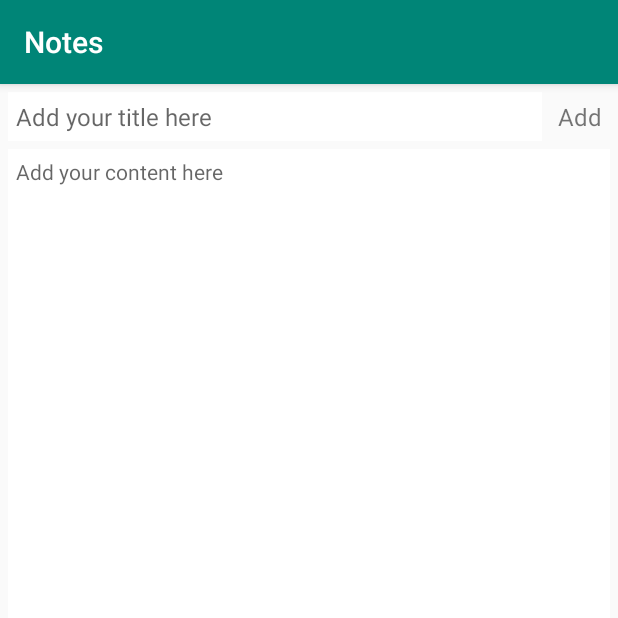
After one commit to Shamivul/Notes, an Android app: the AddNoteActivity screen opened directly, with no data from a screen before it, on a phone screen of 412 x 824 dp, the top half of it. The commit adds this screen. Run offline under Robolectric (Android 15) with nearby library versions, the phone set to English and light mode, and no system bars; our stand-ins replace ButterKnife.

Commit message:
AddNoteActivity and RoomDatabase implementation

```diff
--- a/app/build.gradle
+++ b/app/build.gradle
@@ -44,4 +44,8 @@ dependencies {
     implementation 'com.jakewharton:butterknife:10.2.1'
     annotationProcessor 'com.jakewharton:butterknife-compiler:10.2.1'
 
+    //Room persisitance library
+    implementation 'android.arch.persistence.room:runtime:1.1.1'
+    annotationProcessor 'android.arch.persistence.room:compiler:1.1.1'
+
 }
--- a/app/src/main/AndroidManifest.xml
+++ b/app/src/main/AndroidManifest.xml
@@ -9,6 +9,7 @@
         android:roundIcon="@mipmap/ic_launcher_round"
         android:supportsRtl="true"
         android:theme="@style/AppTheme">
+        <activity android:name=".Activities.AddNoteActivity"></activity>
         <activity android:name=".MainActivity">
             <intent-filter>
                 <action android:name="android.intent.action.MAIN" />
--- /dev/null
+++ b/app/src/main/java/com/example/notes/Activities/AddNoteActivity.java
@@ -0,0 +1,82 @@
+package com.example.notes.Activities;
+
+import androidx.appcompat.app.AppCompatActivity;
+
+import android.content.Context;
+import android.os.AsyncTask;
+import android.os.Bundle;
+import android.view.View;
+import android.widget.EditText;
+import android.widget.TextView;
+import android.widget.Toast;
+
+import com.example.notes.R;
+import com.example.notes.modelClass.Note;
+import com.example.notes.roomDB.NotesDataBaseClass;
+
+import java.text.SimpleDateFormat;
+import java.util.Calendar;
+import java.util.Locale;
+
+import butterknife.BindView;
+import butterknife.ButterKnife;
+
+public class AddNoteActivity extends AppCompatActivity {
+
+    @BindView(R.id.edit_title_tv)
+    EditText editTitleTv;
+
+    @BindView(R.id.add_content_tv)
+    EditText editContentTv;
+
+    @BindView(R.id.add_note_tv)
+    TextView addNoteTv;
+
+    private static NotesDataBaseClass notesDataBaseClass;
+    private static Note note;
+
+    @Override
+    protected void onCreate(Bundle savedInstanceState) {
+        super.onCreate(savedInstanceState);
+        setContentView(R.layout.activity_add_note);
+        ButterKnife.bind(this);
+
+        addNoteTv.setOnClickListener(view -> {
+            if (editTitleTv.getText().length() > 0 && editContentTv.getText().length()>0){
+                note = new Note();
+                note.setTitle(editTitleTv.getText()+"");
+                note.setNoteText(editContentTv.getText()+"");
+                note.setCreatedAt(new SimpleDateFormat("MMM dd yyyy HH:mm", Locale.getDefault()).format(Calendar.getInstance().getTime()));
+                new InsertIntoNotesDatabase(this,note);
+            }else {
+                Toast.makeText(this,R.string.fill_fields_text,Toast.LENGTH_SHORT).show();
+            }
+
+        });
+
+    }
+
+    private static class InsertIntoNotesDatabase extends AsyncTask<Void, Void, Boolean>{
+
+        private Context mContext;
+        private Note mNote;
+
+        public InsertIntoNotesDatabase(Context context, Note note) {
+            this.mContext = context;
+            this.mNote = note;
+        }
+
+        @Override
+        protected Boolean doInBackground(Void... voids) {
+            notesDataBaseClass.notesDao().insertNote(note);
+            return true;
+        }
+
+        @Override
+        protected void onPostExecute(Boolean aBoolean) {
+            super.onPostExecute(aBoolean);
+            if (aBoolean){
+            }
+        }
+    }
+}
--- a/app/src/main/java/com/example/notes/NoteItemAdapter.java
+++ b/app/src/main/java/com/example/notes/Adapter/NoteItemAdapter.java
@@ -1,4 +1,4 @@
-package com.example.notes;
+package com.example.notes.Adapter;
 
 import android.content.Context;
 import android.view.LayoutInflater;
@@ -7,6 +7,8 @@ import android.view.ViewGroup;
 import android.widget.TextView;
 import androidx.annotation.NonNull;
 import androidx.recyclerview.widget.RecyclerView;
+
+import com.example.notes.R;
 import com.example.notes.modelClass.Note;
 import java.util.ArrayList;
 import butterknife.BindView;
@@ -18,7 +20,7 @@ public class NoteItemAdapter extends RecyclerView.Adapter<NoteItemAdapter.NoteVi
     private Context mContext;
     private ArrayList<Note> mNoteArrayList;
 
-    protected NoteItemAdapter(Context mContext, ArrayList<Note> mNoteArrayList) {
+    public NoteItemAdapter(Context mContext, ArrayList<Note> mNoteArrayList) {
         this.mContext = mContext;
         this.mNoteArrayList = mNoteArrayList;
     }
--- /dev/null
+++ b/app/src/main/res/layout/activity_add_note.xml
@@ -0,0 +1,52 @@
+<?xml version="1.0" encoding="utf-8"?>
+<androidx.constraintlayout.widget.ConstraintLayout xmlns:android="http://schemas.android.com/apk/res/android"
+    xmlns:app="http://schemas.android.com/apk/res-auto"
+    xmlns:tools="http://schemas.android.com/tools"
+    android:layout_width="match_parent"
+    android:layout_height="match_parent"
+    android:padding="5dp"
+    tools:context=".Activities.AddNoteActivity">
+
+    <EditText
+        android:id="@+id/edit_title_tv"
+        android:layout_width="0dp"
+        android:layout_height="wrap_content"
+        android:layout_marginEnd="5dp"
+        android:background="#fff"
+        android:hint="@string/Add_title_text"
+        android:inputType="text"
+        android:maxHeight="50dp"
+        android:maxLength="100"
+        android:padding="5dp"
+        android:textSize="16sp"
+        app:layout_constraintBottom_toTopOf="@+id/add_content_tv"
+        app:layout_constraintEnd_toStartOf="@+id/add_note_tv"
+        app:layout_constraintStart_toStartOf="parent"
+        app:layout_constraintTop_toTopOf="parent" />
+
+    <EditText
+        android:id="@+id/add_content_tv"
+        android:layout_width="0dp"
+        android:layout_height="0dp"
+        android:layout_marginTop="5dp"
+        android:background="#fff"
+        android:gravity="start"
+        android:hint="@string/Add_content_text"
+        android:padding="5dp"
+        android:textSize="14sp"
+        app:layout_constraintBottom_toBottomOf="parent"
+        app:layout_constraintEnd_toEndOf="parent"
+        app:layout_constraintStart_toStartOf="parent"
+        app:layout_constraintTop_toBottomOf="@+id/edit_title_tv" />
+
+    <TextView
+        android:id="@+id/add_note_tv"
+        android:layout_width="wrap_content"
+        android:layout_height="wrap_content"
+        android:padding="5dp"
+        android:text="@string/add_text"
+        android:textSize="16sp"
+        app:layout_constraintEnd_toEndOf="parent"
+        app:layout_constraintTop_toTopOf="parent" />
+
+</androidx.constraintlayout.widget.ConstraintLayout>
--- a/app/src/main/res/values/strings.xml
+++ b/app/src/main/res/values/strings.xml
@@ -6,4 +6,10 @@
                 " With a rich heritage and myriad attractions, the country is among the most popular tourist destinations in the world. It covers an area of 32, 87,263 sq. km, \n" +
                 "extending from the snow-covered Himalayan heights to the tropical rain forests of the south. As the 7th largest country in the world, India stands apart from the rest of Asia, marked off as it is by mountains and the sea,\n"+
                 "which give the country a distinct geographical entity.\n"</string>
+
+    <string name="new_note_text">New Note</string>
+    <string name="Add_title_text">Add your title here</string>
+    <string name="Add_content_text">Add your content here</string>
+    <string name="add_text">Add</string>
+    <string name="fill_fields_text">Please fill all the fields</string>
 </resources>
```
Also changed, not shown: app/src/main/java/com/example/notes/MainActivity.java (+17 -0 lines), app/src/main/java/com/example/notes/modelClass/Note.java (+30 -1 lines), app/src/main/java/com/example/notes/roomDB/NotesDao.java (added, +21 -0 lines), app/src/main/java/com/example/notes/roomDB/NotesDataBaseClass.java (added, +24 -0 lines), app/src/main/res/layout/activity_main.xml (+33 -1 lines).
